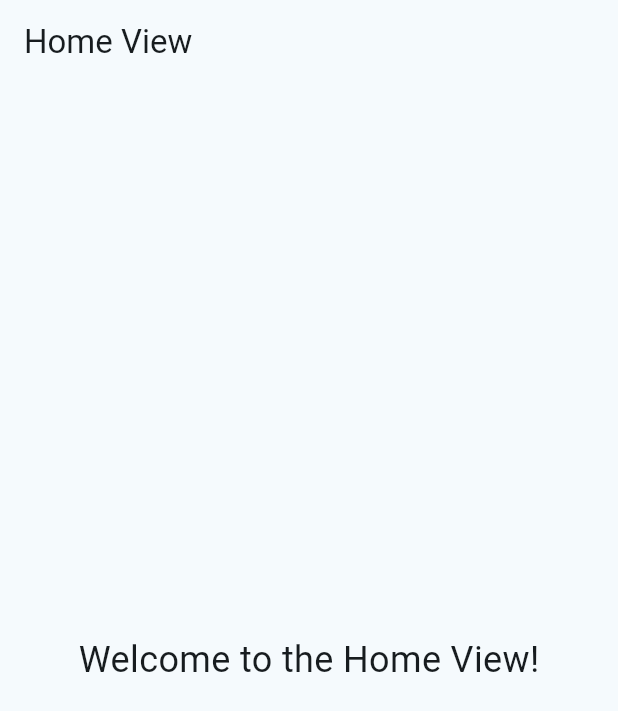
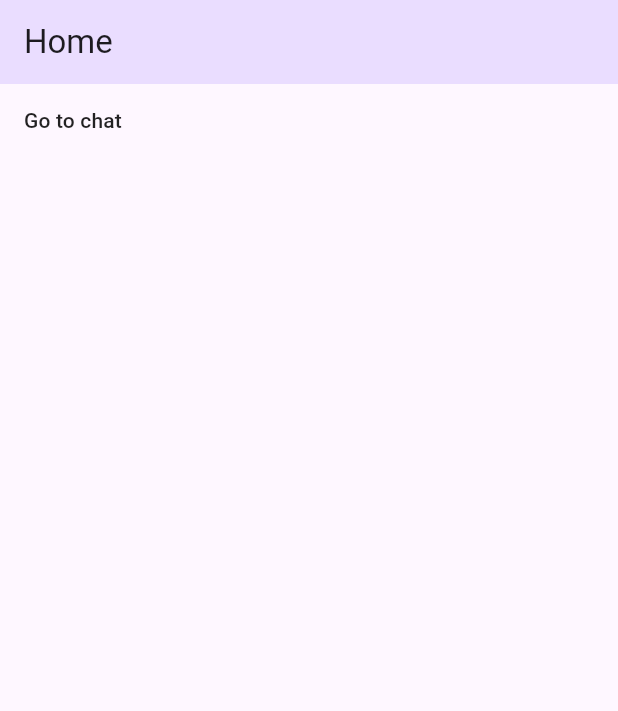
Before and after one commit to acollins1991/flight-companion-app, a Flutter app: the screen it shows after launch, on a phone screen of 412 x 824 dp. Shown: the top 711 px of the screen. Run offline on Flutter 3.47's test engine with Material 3 defaults, Android fonts, the phone set to English and light mode, and no system bars; our stand-ins replace flutter_chat_types, flutter_chat_ui, go_router, open_filex.

Commit message:
chat ui setup

```diff
--- /dev/null
+++ b/lib/layouts/main_layout.dart
@@ -0,0 +1,19 @@
+import 'package:flutter/material.dart';
+
+class MainLayout extends StatelessWidget {
+  const MainLayout({super.key, required this.title, required this.body});
+
+  final String title;
+  final Widget body;
+
+  @override
+  Widget build(BuildContext context) {
+    return Scaffold(
+      appBar: AppBar(
+        backgroundColor: Theme.of(context).colorScheme.primaryContainer,
+        title: Text(title),
+      ),
+      body: body,
+    );
+  }
+}
--- a/lib/main.dart
+++ b/lib/main.dart
@@ -1,8 +1,7 @@
-import 'package:flight_companion_app/views/home_screen.dart';
+import 'package:flight_companion_app/router.dart';
 import 'package:flutter/material.dart';
 
 const seedColour = Color.fromRGBO(135, 206, 235, 1);
-var router = {'/': (context) => const HomeView()};
 
 void main() {
   runApp(const MyApp());
@@ -11,120 +10,15 @@ void main() {
 class MyApp extends StatelessWidget {
   const MyApp({super.key});
 
-  // This widget is the root of your application.
   @override
   Widget build(BuildContext context) {
-    return MaterialApp(
-      title: 'Flutter Demo',
-      theme: ThemeData(
-        // This is the theme of your application.
-        //
-        // TRY THIS: Try running your application with "flutter run". You'll see
-        // the application has a purple toolbar. Then, without quitting the app,
-        // try changing the seedColor in the colorScheme below to Colors.green
-        // and then invoke "hot reload" (save your changes or press the "hot
-        // reload" button in a Flutter-supported IDE, or press "r" if you used
-        // the command line to start the app).
-        //
-        // Notice that the counter didn't reset back to zero; the application
-        // state is not lost during the reload. To reset the state, use hot
-        // restart instead.
-        //
-        // This works for code too, not just values: Most code changes can be
-        // tested with just a hot reload.
-        colorScheme: ColorScheme.fromSeed(seedColor: seedColour),
-        useMaterial3: true,
-      ),
-      routes: router,
-      // home: const MyHomePage(title: 'Flight Companion App'),
-    );
+    return MaterialApp.router(routerConfig: router);
+    // return MaterialApp(
+    //   title: 'Flutter Demo',
+    //   theme: ThemeData(
+    //     colorScheme: ColorScheme.fromSeed(seedColor: seedColour),
+    //     useMaterial3: true,
+    //   ),
+    // );
   }
 }
-
-class MyHomePage extends StatefulWidget {
-  const MyHomePage({super.key, required this.title});
-
-  // This widget is the home page of your application. It is stateful, meaning
-  // that it has a State object (defined below) that contains fields that affect
-  // how it looks.
-
-  // This class is the configuration for the state. It holds the values (in this
-  // case the title) provided by the parent (in this case the App widget) and
-  // used by the build method of the State. Fields in a Widget subclass are
-  // always marked "final".
-
-  final String title;
-
-  @override
-  State<MyHomePage> createState() => _MyHomePageState();
-}
-
-class _MyHomePageState extends State<MyHomePage> {
-  int _counter = 0;
-
-  void _incrementCounter() {
-    setState(() {
-      // This call to setState tells the Flutter framework that something has
-      // changed in this State, which causes it to rerun the build method below
-      // so that the display can reflect the updated values. If we changed
-      // _counter without calling setState(), then the build method would not be
-      // called again, and so nothing would appear to happen.
-      _counter++;
-    });
-  }
-
-  @override
-  Widget build(BuildContext context) {
-    // This method is rerun every time setState is called, for instance as done
-    // by the _incrementCounter method above.
-    //
-    // The Flutter framework has been optimized to make rerunning build methods
-    // fast, so that you can just rebuild anything that needs updating rather
-    // than having to individually change instances of widgets.
-    return Scaffold(
-      appBar: AppBar(
-        // TRY THIS: Try changing the color here to a specific color (to
-        // Colors.amber, perhaps?) and trigger a hot reload to see the AppBar
-        // change color while the other colors stay the same.
-        backgroundColor: Theme.of(context).colorScheme.inversePrimary,
-        // Here we take the value from the MyHomePage object that was created by
-        // the App.build method, and use it to set our appbar title.
-        title: Text(widget.title),
-      ),
-      body: Center(
-        // Center is a layout widget. It takes a single child and positions it
-        // in the middle of the parent.
-        child: Column(
-          // Column is also a layout widget. It takes a list of children and
-          // arranges them vertically. By default, it sizes itself to fit its
-          // children horizontally, and tries to be as tall as its parent.
-          //
-          // Column has various properties to control how it sizes itself and
-          // how it positions its children. Here we use mainAxisAlignment to
-          // center the children vertically; the main axis here is the vertical
-          // axis because Columns are vertical (the cross axis would be
-          // horizontal).
-          //
-          // TRY THIS: Invoke "debug painting" (choose the "Toggle Debug Paint"
-          // action in the IDE, or press "p" in the console), to see the
-          // wireframe for each widget.
-          mainAxisAlignment: MainAxisAlignment.center,
-          children: <Widget>[
-            const Text(
-              'You have pushed the button this many times:',
-            ),
-            Text(
-              '$_counter',
-              style: Theme.of(context).textTheme.headlineMedium,
-            ),
-          ],
-        ),
-      ),
-      floatingActionButton: FloatingActionButton(
-        onPressed: _incrementCounter,
-        tooltip: 'Increment',
-        child: const Icon(Icons.add),
-      ), // This trailing comma makes auto-formatting nicer for build methods.
-    );
-  }
-}
--- /dev/null
+++ b/lib/router.dart
@@ -0,0 +1,24 @@
+import 'package:flight_companion_app/views/chat_screen.dart';
+import 'package:flight_companion_app/views/home_screen.dart';
+import 'package:flutter/material.dart';
+import 'package:go_router/go_router.dart';
+
+/// The route configuration.
+final GoRouter router = GoRouter(
+  routes: <RouteBase>[
+    GoRoute(
+      path: '/',
+      builder: (BuildContext context, GoRouterState state) {
+        return const HomeView();
+      },
+      routes: <RouteBase>[
+        GoRoute(
+          path: 'chat',
+          builder: (BuildContext context, GoRouterState state) {
+            return const ChatPage();
+          },
+        ),
+      ],
+    ),
+  ],
+);
--- a/lib/views/home_screen.dart
+++ b/lib/views/home_screen.dart
@@ -1,27 +1,18 @@
+import 'package:flight_companion_app/layouts/main_layout.dart';
 import 'package:flutter/material.dart';
+import 'package:go_router/go_router.dart';
 
 class HomeView extends StatelessWidget {
-
   const HomeView({super.key});
 
   @override
   Widget build(BuildContext context) {
-    return Scaffold(
-      appBar: AppBar(
-        title: Text('Home View'),
-      ),
-      body: Container(
-        width: double.infinity,
-        height: double.infinity,
-        child: Column(
-          mainAxisAlignment: MainAxisAlignment.center,
-          children: [
-            SizedBox(height: 20),
-            Text('Welcome to the Home View!', style: TextStyle(fontSize: 24)),
-            SizedBox(height: 20),
-          ],
-        ),
-      ),
-    );
+    return MainLayout(
+        title: "Home",
+        body: Container(
+            child: MaterialButton(
+          onPressed: () => context.go("/chat"),
+          child: Text("Go to chat"),
+        )));
   }
 }
--- a/pubspec.yaml
+++ b/pubspec.yaml
@@ -35,6 +35,12 @@ dependencies:
   # The following adds the Cupertino Icons font to your application.
   # Use with the CupertinoIcons class for iOS style icons.
   cupertino_icons: ^1.0.2
+  go_router: ^12.1.3
+  flutter_chat_ui: ^1.6.10
+  uuid: ^4.2.2
+  path_provider: ^2.1.1
+  open_filex: ^4.3.4
+  mime: ^1.0.4
 
 dev_dependencies:
   flutter_test:
```
Also changed, not shown: lib/views/chat_screen.dart (added, +139 -0 lines), lib/views/route.dart (deleted, +0 -24 lines), pubspec.lock, 5 other files.
